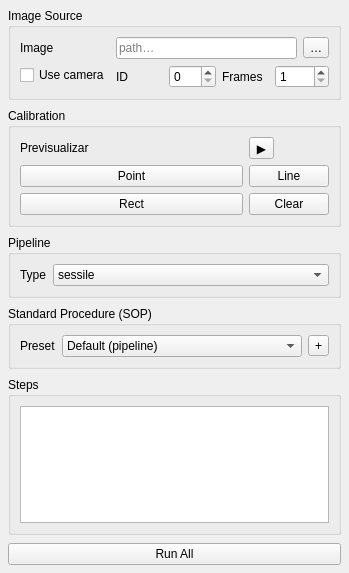
Qt form src/menipy/gui/views/setup_panel.ui (carenaudo/Menipy) before a commit.
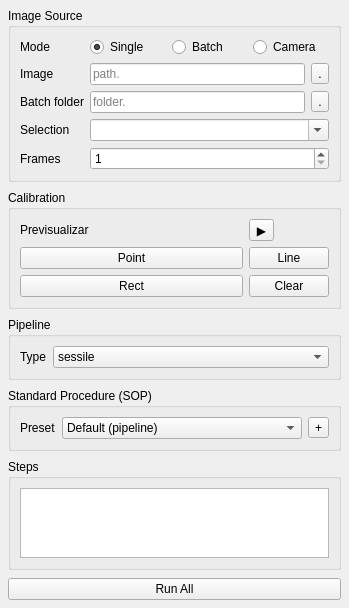
The same form after that commit.

The edit to the form file:
```diff
--- a/src/menipy/gui/views/setup_panel.ui
+++ b/src/menipy/gui/views/setup_panel.ui
@@ -31,82 +31,7 @@
      <property name="title">
       <string>Image Source</string>
      </property>
-     <layout class="QFormLayout" name="sourceForm">
-      <item row="0" column="0">
-       <widget class="QLabel" name="labelImage">
-        <property name="text">
-         <string>Image</string>
-        </property>
-       </widget>
-      </item>
-      <item row="0" column="1">
-       <layout class="QHBoxLayout" name="srcRow">
-        <item>
-         <widget class="QLineEdit" name="imagePathEdit">
-          <property name="placeholderText">
-           <string>path…</string>
-          </property>
-         </widget>
-        </item>
-        <item>
-         <widget class="QToolButton" name="browseBtn">
-          <property name="toolTip">
-           <string>Browse image</string>
-          </property>
-          <property name="text">
-           <string>…</string>
-          </property>
-         </widget>
-        </item>
-       </layout>
-      </item>
-      <item row="1" column="0">
-       <widget class="QCheckBox" name="cameraCheck">
-        <property name="text">
-         <string>Use camera</string>
-        </property>
-       </widget>
-      </item>
-      <item row="1" column="1">
-       <layout class="QHBoxLayout" name="camRow">
-        <item>
-         <widget class="QLabel" name="labelCamId">
-          <property name="text">
-           <string>ID</string>
-          </property>
-         </widget>
-        </item>
-        <item>
-         <widget class="QSpinBox" name="cameraIdSpin">
-          <property name="maximum">
-           <number>32</number>
-          </property>
-         </widget>
-        </item>
-        <item>
-         <widget class="QLabel" name="labelFrames">
-          <property name="text">
-           <string>Frames</string>
-          </property>
-         </widget>
-        </item>
-        <item>
-         <widget class="QSpinBox" name="framesSpin">
-          <property name="minimum">
-           <number>1</number>
-          </property>
-          <property name="maximum">
-           <number>9999</number>
-          </property>
-          <property name="value">
-           <number>1</number>
-          </property>
-         </widget>
-        </item>
-       </layout>
-      </item>
-     </layout>
-    </widget>
+     <layout class="QFormLayout" name="sourceForm"><item row="0" column="0"><widget class="QLabel" name="labelMode"><property name="text"><string>Mode</string></property></widget></item><item row="0" column="1"><layout class="QHBoxLayout" name="modeRow"><item><widget class="QRadioButton" name="singleModeRadio"><property name="text"><string>Single</string></property><property name="checked"><bool>true</bool></property></widget></item><item><widget class="QRadioButton" name="batchModeRadio"><property name="text"><string>Batch</string></property></widget></item><item><widget class="QRadioButton" name="cameraModeRadio"><property name="text"><string>Camera</string></property></widget></item></layout></item><item row="1" column="0"><widget class="QLabel" name="labelImage"><property name="text"><string>Image</string></property></widget></item><item row="1" column="1"><layout class="QHBoxLayout" name="srcRow"><item><widget class="QLineEdit" name="imagePathEdit"><property name="placeholderText"><string>path.</string></property></widget></item><item><widget class="QToolButton" name="browseBtn"><property name="toolTip"><string>Browse image</string></property><property name="text"><string>.</string></property></widget></item></layout></item><item row="2" column="0"><widget class="QLabel" name="labelBatch"><property name="text"><string>Batch folder</string></property></widget></item><item row="2" column="1"><layout class="QHBoxLayout" name="batchRow"><item><widget class="QLineEdit" name="batchPathEdit"><property name="placeholderText"><string>folder.</string></property></widget></item><item><widget class="QToolButton" name="batchBrowseBtn"><property name="toolTip"><string>Browse folder</string></property><property name="text"><string>.</string></property></widget></item></layout></item><item row="3" column="0"><widget class="QLabel" name="labelSourceId"><property name="text"><string>Selection</string></property></widget></item><item row="3" column="1"><widget class="QComboBox" name="sourceIdCombo"><property name="editable"><bool>true</bool></property></widget></item><item row="4" column="0"><widget class="QLabel" name="labelFrames"><property name="text"><string>Frames</string></property></widget></item><item row="4" column="1"><widget class="QSpinBox" name="framesSpin"><property name="minimum"><number>1</number></property><property name="maximum"><number>9999</number></property><property name="value"><number>1</number></property></widget></item></layout></widget>
    </item>
    <item>
     <widget class="QGroupBox" name="calibrationGroup">
```
Left out of the diff: 6 changed lines with no effect on the pictures.
